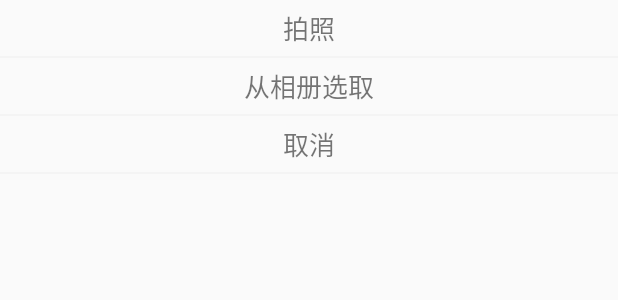
After one commit to woerte197/dianshang, an Android app: the layout fragment_image.xml on its own in the app's theme, with its tools: preview values and no code run, on a phone screen of 412 x 824 dp. The commit adds this screen. Shown: the top 300 px of the screen. Run offline under Robolectric (Android 15) with nearby library versions, the phone set to English and light mode, and no system bars.

Commit message:
add 调用系统相机

```diff
--- /dev/null
+++ b/app/src/main/res/layout/fragment_image.xml
@@ -0,0 +1,59 @@
+<layout xmlns:android="http://schemas.android.com/apk/res/android"
+        xmlns:tools="http://schemas.android.com/tools">
+
+    <data>
+
+    </data>
+
+    <LinearLayout
+        android:layout_width="match_parent"
+        android:layout_height="wrap_content"
+        android:gravity="center"
+        android:orientation="vertical"
+        tools:context="com.example.macmini.dianshang.Fragment.DialogFragment.ImageFragment">
+
+        <!-- TODO: Update blank fragment layout -->
+        <TextView
+            android:layout_width="wrap_content"
+            android:layout_height="wrap_content"
+            android:layout_marginTop="@dimen/d5"
+            android:text="拍照"
+            android:id="@+id/paizhao"
+            android:textSize="17sp"/>
+
+        <View
+            android:layout_width="match_parent"
+            android:layout_height="@dimen/d1"
+            android:layout_marginTop="@dimen/d5"
+            android:background="@color/color_f4f4f4"/>
+
+        <TextView
+            android:layout_width="wrap_content"
+            android:layout_height="wrap_content"
+            android:layout_marginTop="@dimen/d5"
+            android:text="从相册选取"
+            android:id="@+id/fromxiangce"
+            android:textSize="17sp"/>
+
+        <View
+            android:layout_width="match_parent"
+            android:layout_height="@dimen/d1"
+            android:layout_marginTop="@dimen/d5"
+            android:background="@color/color_f4f4f4"/>
+
+        <TextView
+            android:id="@+id/quxiao"
+            android:layout_width="wrap_content"
+            android:layout_height="wrap_content"
+            android:layout_marginTop="@dimen/d5"
+            android:text="取消"
+            android:textSize="17sp"/>
+
+        <View
+            android:layout_width="match_parent"
+            android:layout_height="@dimen/d1"
+            android:layout_marginTop="@dimen/d5"
+            android:background="@color/color_f4f4f4"/>
+
+    </LinearLayout>
+</layout>
```
Also changed, not shown: app/src/main/AndroidManifest.xml (+8 -1 lines), app/src/main/java/com/example/macmini/dianshang/Activity/MainActivity.java (+9 -1 lines), app/src/main/java/com/example/macmini/dianshang/Activity/UserActivity.java (added, +45 -0 lines), app/src/main/java/com/example/macmini/dianshang/Fragment/DialogFragment/ImageFragment.java (added, +189 -0 lines), app/src/main/java/com/example/macmini/dianshang/Fragment/DialogFragment/UpdateFragment.java (+40 -21 lines), app/src/main/java/com/example/macmini/dianshang/Fragment/FIrstFragment.java (+13 -7 lines), app/src/main/java/com/example/macmini/dianshang/Utils/SdUtils.java (added, +20 -0 lines), app/src/main/java/com/example/macmini/dianshang/Utils/SystemUtils.java (added, +83 -0 lines), app/src/main/res/layout/activity_user.xml (added, +21 -0 lines), app/src/main/res/layout/fragment_first.xml (+7 -2 lines).
